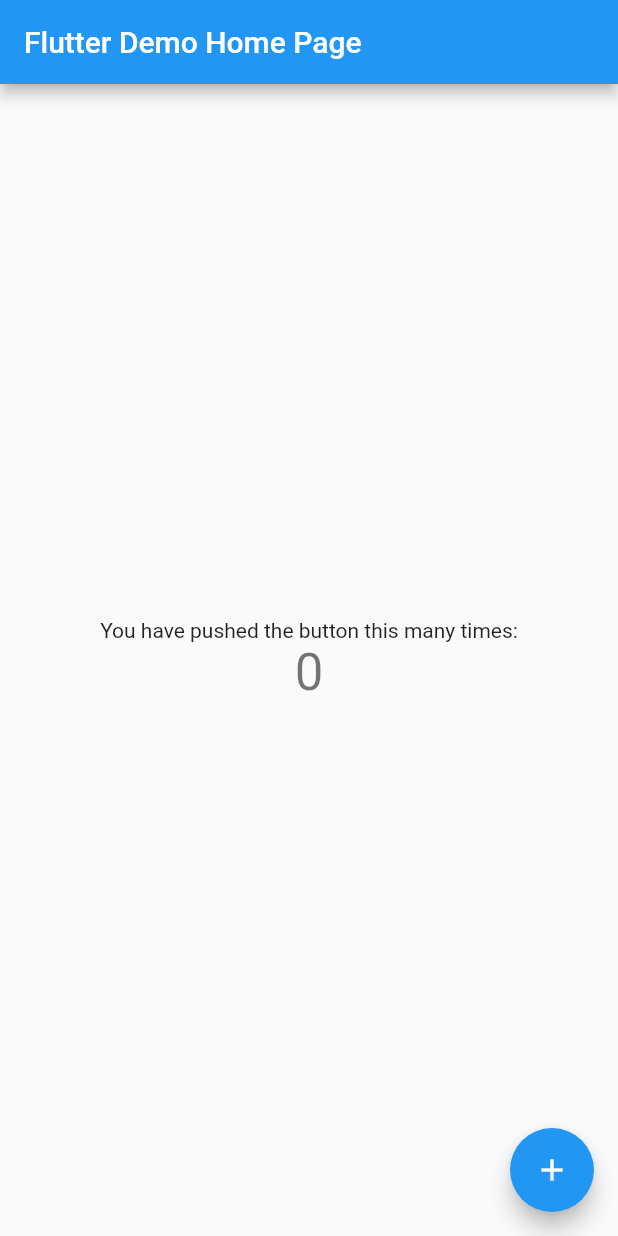
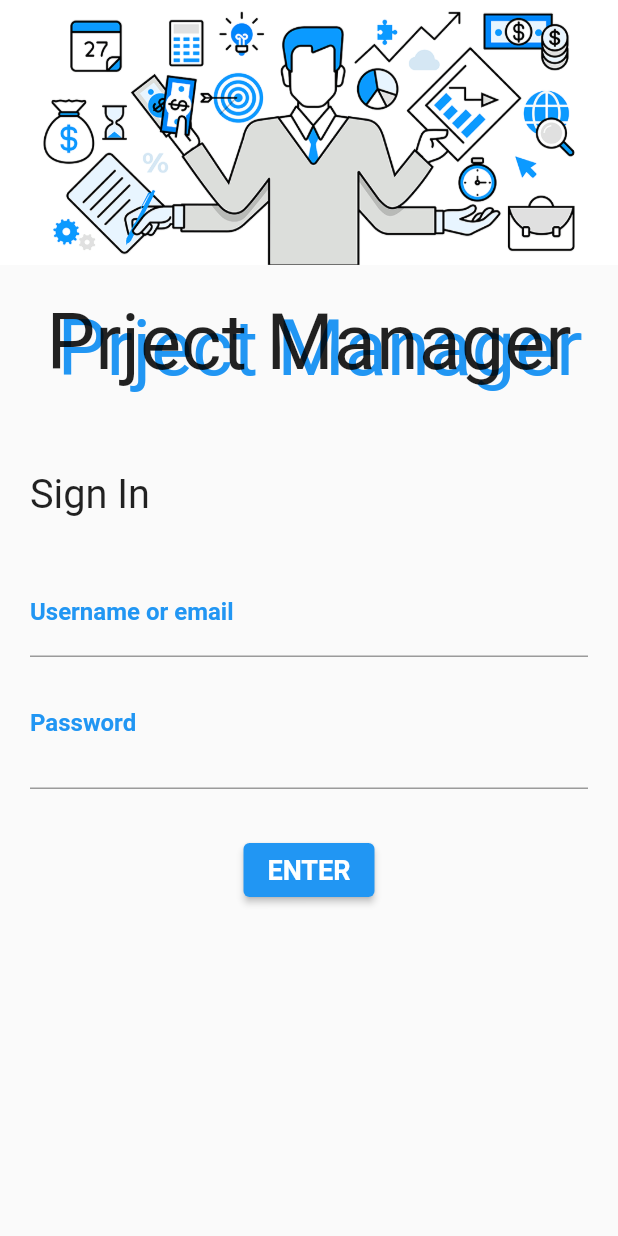
Before and after one commit to lucasdmm/project-manager, a Flutter app: the screen it shows after launch, on a phone screen of 412 x 824 dp. Run offline on Flutter 3.47's test engine with Material 2 defaults, Android fonts, the phone set to English and light mode, and no system bars.

Commit message:
login task complete

```diff
--- /dev/null
+++ b/lib/helper/loginForm.dart
@@ -0,0 +1,116 @@
+import 'dart:ui';
+
+import 'package:flutter/material.dart';
+import 'package:project_manager/views/home.dart';
+
+class LoginForm extends StatefulWidget {
+  @override
+  _LoginFormState createState() => _LoginFormState();
+}
+
+class _LoginFormState extends State<LoginForm> {
+  bool obscure = true;
+  TextEditingController ctlUser = TextEditingController(text: '');
+  TextEditingController ctlPass = TextEditingController(text: '');
+  @override
+  Widget build(BuildContext context) {
+    return Container(
+      child: Column(
+        children: [
+          Column(
+            children: [
+              TextFormField(
+                  controller: ctlUser,
+                  decoration: InputDecoration(
+                      labelStyle: TextStyle(
+                          color: Theme.of(context).accentColor,
+                          fontSize: 16,
+                          fontWeight: FontWeight.bold),
+                      labelText: 'Username or email')),
+              TextFormField(
+                  controller: ctlPass,
+                  obscureText: obscure,
+                  decoration: InputDecoration(
+                      labelText: 'Password',
+                      labelStyle: TextStyle(
+                          color: Theme.of(context).primaryColor,
+                          fontSize: 16,
+                          fontWeight: FontWeight.bold),
+                      suffix: IconButton(
+                        icon: Icon(
+                            !obscure
+                                ? Icons.visibility_outlined
+                                : Icons.visibility_off_outlined,
+                            color: Theme.of(context).accentColor),
+                        onPressed: () => setState(() => obscure = !obscure),
+                      ))),
+              Padding(
+                padding: const EdgeInsets.all(30.0),
+                child: ElevatedButton(
+                    onPressed: () {
+                      if (ctlPass.text.isNotEmpty && ctlUser.text.isNotEmpty) {
+                        setState(() => Navigator.pushReplacement(context,
+                            MaterialPageRoute(builder: (_) => Home())));
+                      } else {
+                        setState(() => ctlPass.clear());
+                        setState(() => ctlUser.clear());
+                        ScaffoldMessenger.of(context).showSnackBar(SnackBar(
+                            backgroundColor: Colors.redAccent,
+                            content: Text(
+                              'Those fields are necessery!',
+                              style: TextStyle(fontWeight: FontWeight.bold),
+                            )));
+                      }
+                    },
+                    child: Text(
+                      'ENTER',
+                      style:
+                          TextStyle(fontSize: 18, fontWeight: FontWeight.bold),
+                    )),
+              ),
+            ],
+          ),
+        ],
+      ),
+    );
+  }
+
+  Widget enterData({
+    required String labelText,
+    onChanged,
+    shouldObscure,
+    String? errorText,
+    bool isPassword = false,
+    bool obscureText = false,
+  }) {
+    return TextField(
+      obscureText: obscureText,
+      onChanged: onChanged,
+      decoration: InputDecoration(
+          labelText: labelText,
+          labelStyle: TextStyle(
+              color: Theme.of(context).primaryColor,
+              fontSize: 16,
+              fontWeight: FontWeight.bold),
+          suffix: !isPassword
+              ? null
+              : IconButton(
+                  icon: !obscureText
+                      ? FittedBox(
+                          fit: BoxFit.fitHeight,
+                          child: Icon(
+                            Icons.visibility_outlined,
+                            color: Theme.of(context).accentColor,
+                          ))
+                      : FittedBox(
+                          fit: BoxFit.fitHeight,
+                          child: Icon(
+                            Icons.visibility_off_outlined,
+                            color: Theme.of(context).accentColor,
+                          )),
+                  onPressed: shouldObscure,
+                ),
+          errorText: errorText),
+    );
+  }
+}
--- a/lib/main.dart
+++ b/lib/main.dart
@@ -1,4 +1,5 @@
 import 'package:flutter/material.dart';
+import 'package:project_manager/views/splash.dart';
 
 void main() {
   runApp(MyApp());
@@ -11,103 +12,9 @@ class MyApp extends StatelessWidget {
     return MaterialApp(
       title: 'Flutter Demo',
       theme: ThemeData(
-        // This is the theme of your application.
-        //
-        // Try running your application with "flutter run". You'll see the
-        // application has a blue toolbar. Then, without quitting the app, try
-        // changing the primarySwatch below to Colors.green and then invoke
-        // "hot reload" (press "r" in the console where you ran "flutter run",
-        // or simply save your changes to "hot reload" in a Flutter IDE).
-        // Notice that the counter didn't reset back to zero; the application
-        // is not restarted.
         primarySwatch: Colors.blue,
       ),
-      home: MyHomePage(title: 'Flutter Demo Home Page'),
+      home: Splash(title: 'Project Manager'),
     );
   }
 }
-
-class MyHomePage extends StatefulWidget {
-  MyHomePage({Key? key, this.title}) : super(key: key);
-
-  // This widget is the home page of your application. It is stateful, meaning
-  // that it has a State object (defined below) that contains fields that affect
-  // how it looks.
-
-  // This class is the configuration for the state. It holds the values (in this
-  // case the title) provided by the parent (in this case the App widget) and
-  // used by the build method of the State. Fields in a Widget subclass are
-  // always marked "final".
-
-  final String? title;
-
-  @override
-  _MyHomePageState createState() => _MyHomePageState();
-}
-
-class _MyHomePageState extends State<MyHomePage> {
-  int _counter = 0;
-
-  void _incrementCounter() {
-    setState(() {
-      // This call to setState tells the Flutter framework that something has
-      // changed in this State, which causes it to rerun the build method below
-      // so that the display can reflect the updated values. If we changed
-      // _counter without calling setState(), then the build method would not be
-      // called again, and so nothing would appear to happen.
-      _counter++;
-    });
-  }
-
-  @override
-  Widget build(BuildContext context) {
-    // This method is rerun every time setState is called, for instance as done
-    // by the _incrementCounter method above.
-    //
-    // The Flutter framework has been optimized to make rerunning build methods
-    // fast, so that you can just rebuild anything that needs updating rather
-    // than having to individually change instances of widgets.
-    return Scaffold(
-      appBar: AppBar(
-        // Here we take the value from the MyHomePage object that was created by
-        // the App.build method, and use it to set our appbar title.
-        title: Text(widget.title!),
-      ),
-      body: Center(
-        // Center is a layout widget. It takes a single child and positions it
-        // in the middle of the parent.
-        child: Column(
-          // Column is also a layout widget. It takes a list of children and
-          // arranges them vertically. By default, it sizes itself to fit its
-          // children horizontally, and tries to be as tall as its parent.
-          //
-          // Invoke "debug painting" (press "p" in the console, choose the
-          // "Toggle Debug Paint" action from the Flutter Inspector in Android
-          // Studio, or the "Toggle Debug Paint" command in Visual Studio Code)
-          // to see the wireframe for each widget.
-          //
-          // Column has various properties to control how it sizes itself and
-          // how it positions its children. Here we use mainAxisAlignment to
-          // center the children vertically; the main axis here is the vertical
-          // axis because Columns are vertical (the cross axis would be
-          // horizontal).
-          mainAxisAlignment: MainAxisAlignment.center,
-          children: <Widget>[
-            Text(
-              'You have pushed the button this many times:',
-            ),
-            Text(
-              '$_counter',
-              style: Theme.of(context).textTheme.headline4,
-            ),
-          ],
-        ),
-      ),
-      floatingActionButton: FloatingActionButton(
-        onPressed: _incrementCounter,
-        tooltip: 'Increment',
-        child: Icon(Icons.add),
-      ), // This trailing comma makes auto-formatting nicer for build methods.
-    );
-  }
-}
--- /dev/null
+++ b/lib/model/project.dart
@@ -0,0 +1,14 @@
+import 'package:project_manager/model/member.dart';
+
+class Project {
+  final String _name;
+  final String _discription;
+  final DateTime _startDate;
+  final DateTime _endDate;
+  final double _price;
+  final int _risk;
+  final List<Member> _memberList;
+
+  Project(this._name, this._discription, this._startDate, this._endDate,
+      this._price, this._risk);
+}
--- /dev/null
+++ b/lib/views/login.dart
@@ -0,0 +1,58 @@
+import 'package:flutter/material.dart';
+import 'package:project_manager/helper/loginForm.dart';
+
+class Login extends StatelessWidget {
+  @override
+  Widget build(BuildContext context) {
+    return Scaffold(
+      body: Column(
+        children: [
+          SafeArea(
+            child: Container(
+              alignment: Alignment.bottomCenter,
+              child: Image.asset(
+                'assets/background.png',
+                fit: BoxFit.fitWidth,
+              ),
+            ),
+          ),
+          Spacer(flex: 1),
+          Container(
+            height: 100,
+            width: 350,
+            child: FittedBox(
+              fit: BoxFit.fitWidth,
+              child: Text(
+                'Prject Manager',
+                style: TextStyle(shadows: [
+                  BoxShadow(
+                      color: Theme.of(context).accentColor,
+                      offset: Offset(2.0, 1))
+                ]),
+              ),
+            ),
+          ),
+          Spacer(flex: 1),
+          Row(
+            children: [
+              Container(
+                padding: EdgeInsets.only(left: 20),
+                height: 100,
+                width: 100,
+                child: FittedBox(
+                  fit: BoxFit.fitWidth,
+                  child: Text('Sign In'),
+                ),
+              ),
+            ],
+          ),
+          Padding(
+            padding: const EdgeInsets.only(left: 20, right: 20),
+            child: LoginForm(),
+          ),
+          Spacer(flex: 150)
+        ],
+      ),
+    );
+  }
+}
```
Also changed, not shown: lib/views/home.dart (added, +83 -0 lines), lib/views/splash.dart (added, +83 -0 lines), pubspec.yaml (+7 -2 lines), assets/background.png (added), assets/splash.jpg (added), lib/model/member.dart (added), pubspec.lock, 3 other files.
